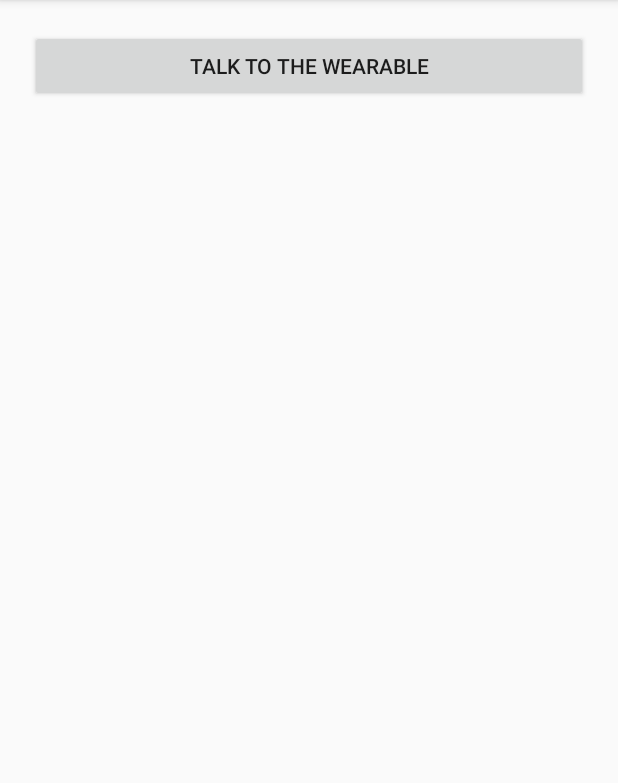
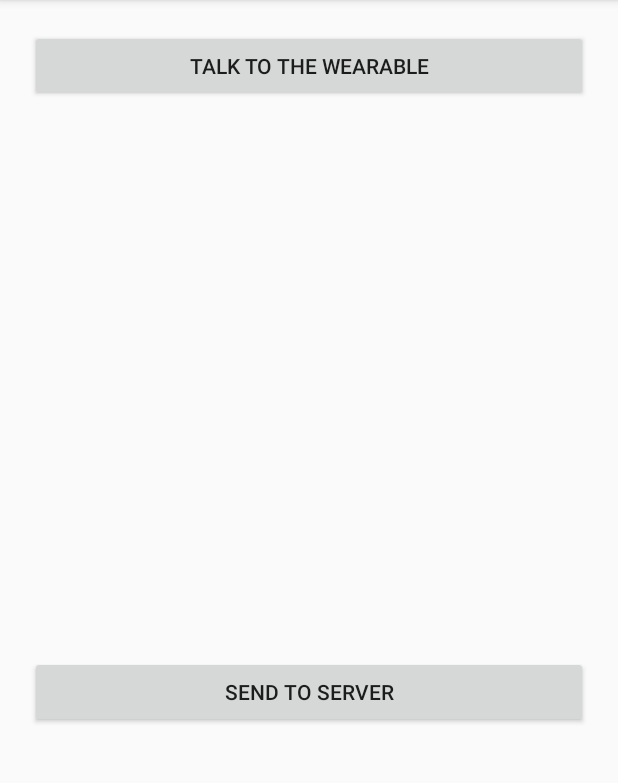
Before and after one commit to PierreRainero/InterfacesTactilesEtReparties, an Android app: the screen it shows after launch (MainActivity), on a phone screen of 412 x 824 dp, the part 84-867 px from its top. Run offline under Robolectric (Android 15) with nearby library versions, the phone set to English and light mode, and no system bars; libraries missing offline, so code that uses them is left out: com.github.nkzawa.socketio; 1 statement that could not run was skipped.

Commit message:
select red/blue player and send it to backend

```diff
--- a/smart_watch/mobile/build.gradle
+++ b/smart_watch/mobile/build.gradle
@@ -24,4 +24,5 @@ dependencies {
     implementation 'com.android.support.constraint:constraint-layout:1.1.3'
     wearApp project(':wear')
     implementation 'com.google.android.gms:play-services-wearable:+'
+    implementation 'com.github.nkzawa:socket.io-client:0.3.0'
 }
--- a/smart_watch/mobile/src/main/AndroidManifest.xml
+++ b/smart_watch/mobile/src/main/AndroidManifest.xml
@@ -3,6 +3,7 @@
     package="com.example.gaulthier.watchproject">
 
     <uses-permission android:name="android.permission.WAKE_LOCK" />
+    <uses-permission android:name="android.permission.INTERNET" />
 
     <application
         android:allowBackup="true"
--- a/smart_watch/mobile/src/main/java/com/example/gaulthier/watchproject/MainActivity.java
+++ b/smart_watch/mobile/src/main/java/com/example/gaulthier/watchproject/MainActivity.java
@@ -18,16 +18,19 @@ import com.google.android.gms.tasks.Task;
 import com.google.android.gms.tasks.Tasks;
 import com.google.android.gms.wearable.Wearable;
 
+import java.net.URISyntaxException;
 import java.util.List;
 import java.util.concurrent.ExecutionException;
+
+import com.github.nkzawa.socketio.client.IO;
+import com.github.nkzawa.socketio.client.Socket;
 
 public class MainActivity extends AppCompatActivity  {
 
     Button talkbutton;
     TextView textview;
+    private Socket mSocket;
     protected Handler myHandler;
-    int receivedMessageNumber = 1;
-    int sentMessageNumber = 1;
 
     @Override
     protected void onCreate(Bundle savedInstanceState) {
@@ -35,8 +38,6 @@ public class MainActivity extends AppCompatActivity  {
         setContentView(R.layout.activity_main);
         talkbutton = findViewById(R.id.talkButton);
         textview = findViewById(R.id.textView);
-
-        //Create a message handler//
 
         myHandler = new Handler(new Handler.Callback() {
             @Override
@@ -47,7 +48,12 @@ public class MainActivity extends AppCompatActivity  {
             }
         });
 
-//Register to receive local broadcasts, which we'll be creating in the next step//
+        try {
+            mSocket = IO.socket("http://172.20.10.2:3001");
+        } catch (URISyntaxException e) {
+            System.out.println("error : " + e);
+        }
+        mSocket.connect();
 
         IntentFilter messageFilter = new IntentFilter(Intent.ACTION_SEND);
         Receiver messageReceiver = new Receiver();
@@ -61,18 +67,14 @@ public class MainActivity extends AppCompatActivity  {
         }
     }
 
-//Define a nested class that extends BroadcastReceiver//
+    public class Receiver extends BroadcastReceiver {
 
-    public class Receiver extends BroadcastReceiver {
         @Override
+        public void onReceive(Context context, Intent intent) {
+            if (intent.getAction().equals(Intent.ACTION_SEND)) {
+                mSocket.emit("data", intent.getStringExtra("message"));
+            }
 
-        public void onReceive(Context context, Intent intent) {
-
-//Upon receiving each message from the wearable, display the following text//
-
-            String message = "I just received a message from the wearable " + receivedMessageNumber++;;
-
-            textview.setText(message);
 
         }
     }
@@ -81,13 +83,9 @@ public class MainActivity extends AppCompatActivity  {
         String message = "Sending message.... ";
         textview.setText(message);
 
-//Sending a message can block the main UI thread, so use a new thread//
-
         new NewThread("/my_path", message).start();
 
     }
-
-//Use a Bundle to encapsulate our message//
 
     public void sendmessage(String messageText) {
         Bundle bundle = new Bundle();
@@ -102,16 +100,12 @@ public class MainActivity extends AppCompatActivity  {
         String path;
         String message;
 
-//Constructor for sending information to the Data Layer//
-
         NewThread(String p, String m) {
             path = p;
             message = m;
         }
 
         public void run() {
-
-//Retrieve the connected devices, known as nodes//
 
             Task<List<Node>> wearableList =
                     Wearable.getNodeClient(getApplicationContext()).getConnectedNodes();
@@ -121,40 +115,18 @@ public class MainActivity extends AppCompatActivity  {
                 for (Node node : nodes) {
                     Task<Integer> sendMessageTask =
 
-//Send the message//
-
                             Wearable.getMessageClient(MainActivity.this).sendMessage(node.getId(), path, message.getBytes());
 
                     try {
-
-//Block on a task and get the result synchronously//
-
                         Integer result = Tasks.await(sendMessageTask);
-                        sendmessage("I just sent the wearable a message " + sentMessageNumber++);
-
-                        //if the Task fails, then…..//
-
+                        sendmessage("I just sent the wearable a message ");
                     } catch (ExecutionException exception) {
-
-                        //TO DO: Handle the exception//
-
                     } catch (InterruptedException exception) {
-
-                        //TO DO: Handle the exception//
-
                     }
-
                 }
-
             } catch (ExecutionException exception) {
-
-                //TO DO: Handle the exception//
-
             } catch (InterruptedException exception) {
-
-                //TO DO: Handle the exception//
             }
-
         }
     }
 }
--- a/smart_watch/mobile/src/main/res/layout/activity_main.xml
+++ b/smart_watch/mobile/src/main/res/layout/activity_main.xml
@@ -20,6 +20,13 @@
     <TextView
         android:id="@+id/textView"
         android:layout_width="match_parent"
-        android:layout_height="match_parent"/>
+        android:layout_height="369dp" />
+
+    <Button
+        android:id="@+id/button"
+        android:layout_width="match_parent"
+        android:layout_height="wrap_content"
+        android:text="Send to server"
+        android:onClick="sendToServer"/>
 
 </LinearLayout>
--- a/smart_watch/wear/build.gradle
+++ b/smart_watch/wear/build.gradle
@@ -18,8 +18,8 @@ android {
 }
 
 dependencies {
-    compile fileTree(dir: 'libs', include: ['*.jar'])
-    provided 'com.google.android.wearable:wearable:2.2.0'
+    implementation fileTree(dir: 'libs', include: ['*.jar'])
+    compileOnly 'com.google.android.wearable:wearable:2.2.0'
     implementation 'com.google.android.support:wearable:2.2.0'
     implementation 'com.google.android.gms:play-services-wearable:12.0.1'
     implementation 'com.android.support:wear:26.1.0'
--- a/smart_watch/wear/src/main/AndroidManifest.xml
+++ b/smart_watch/wear/src/main/AndroidManifest.xml
@@ -3,6 +3,7 @@
     package="com.example.gaulthier.watchproject">
 
     <uses-feature android:name="android.hardware.type.watch" />
+    <uses-permission android:name="android.permission.BODY_SENSORS" />
 
     <application
         android:allowBackup="true"
--- a/smart_watch/wear/src/main/java/com/example/gaulthier/watchproject/MessageService.java
+++ b/smart_watch/wear/src/main/java/com/example/gaulthier/watchproject/MessageService.java
@@ -10,18 +10,12 @@ public class MessageService extends WearableListenerService {
     @Override
     public void onMessageReceived(MessageEvent messageEvent) {
 
-//If the message’s path equals "/my_path"...//
-
         if (messageEvent.getPath().equals("/my_path")) {
-
-//...retrieve the message//
 
             final String message = new String(messageEvent.getData());
             Intent messageIntent = new Intent();
             messageIntent.setAction(Intent.ACTION_SEND);
             messageIntent.putExtra("message", message);
-
-//Broadcast the received Data Layer messages locally//
 
             LocalBroadcastManager.getInstance(this).sendBroadcast(messageIntent);
         }
```
Also changed, not shown: smart_watch/mobile/src/main/java/com/example/gaulthier/watchproject/MessageService.java (+0 -8 lines), smart_watch/wear/src/main/java/com/example/gaulthier/watchproject/MainActivity.java (+31 -60 lines), smart_watch/wear/src/main/res/layout/activity_main.xml (+9 -1 lines).
